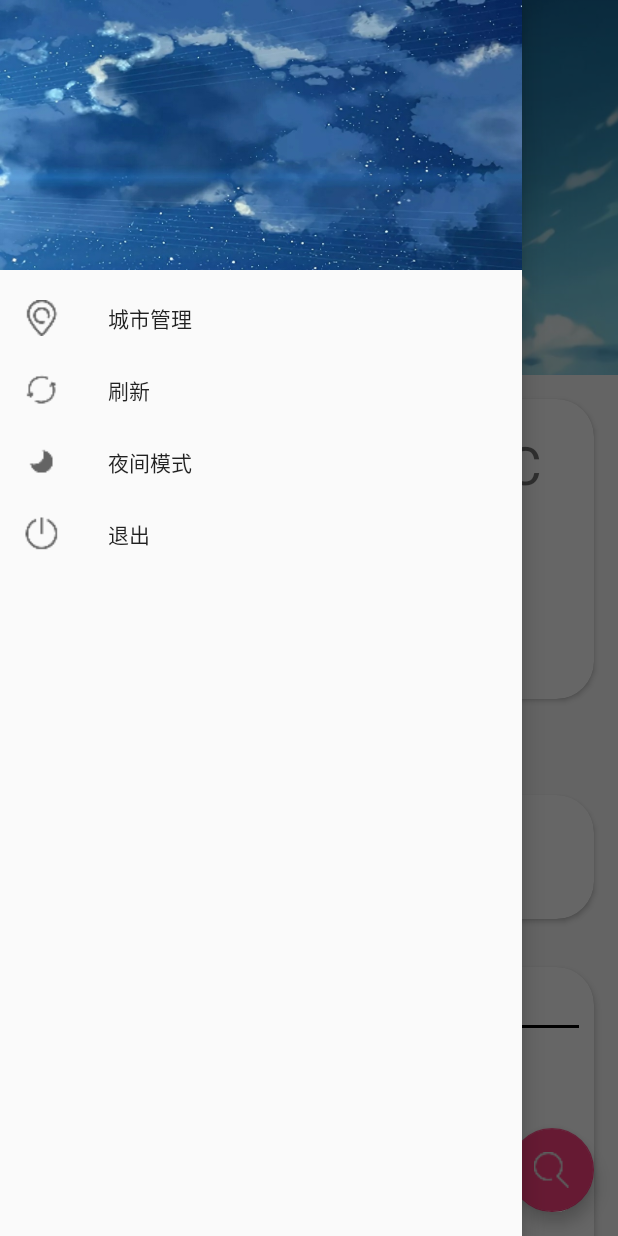
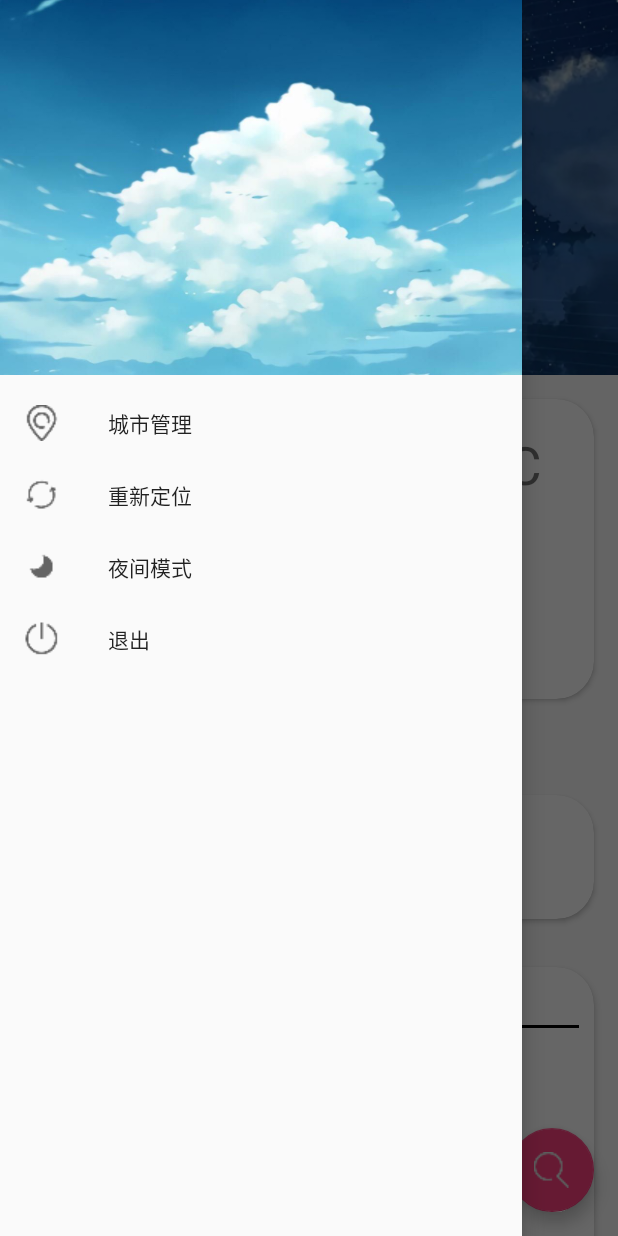
Before and after one commit to ldk123456/SpadeWeather, an Android app: the screen it shows after launch (MainActivity), with the side drawer open, on a phone screen of 412 x 824 dp. Run offline under Robolectric (Android 15) with nearby library versions, the phone set to English and light mode, and no system bars; libraries missing offline, so code that uses them is left out: com.baidu.location; 6 statements that could not run were skipped.

Commit message:
finish the function of positioning

```diff
--- a/app/src/main/AndroidManifest.xml
+++ b/app/src/main/AndroidManifest.xml
@@ -24,6 +24,9 @@
         android:roundIcon="@mipmap/ic_launcher_round"
         android:supportsRtl="true"
         android:theme="@style/AppTheme">
+        <meta-data
+            android:name="com.baidu.lbsapi.API_KEY"
+            android:value="3KvwkyQp1aDRmIemF39kqmYGDCZwgUML" />
         <activity android:name=".MainActivity">
             <intent-filter>
                 <action android:name="android.intent.action.MAIN" />
@@ -31,6 +34,9 @@
                 <category android:name="android.intent.category.LAUNCHER" />
             </intent-filter>
         </activity>
+        <service android:name="com.baidu.location.f"
+            android:enabled="true"
+            android:process=":remote"></service>
         <activity android:name=".SearchCityActivity" />
         <activity android:name=".CityManageActivity"></activity>
     </application>
--- a/app/src/main/java/com/example/a/spadeweather/MainActivity.java
+++ b/app/src/main/java/com/example/a/spadeweather/MainActivity.java
@@ -1,12 +1,17 @@
 package com.example.a.spadeweather;
 
+import android.Manifest;
 import android.content.DialogInterface;
 import android.content.Intent;
+import android.content.pm.PackageManager;
+import android.location.LocationListener;
 import android.support.annotation.NonNull;
 import android.support.design.widget.CollapsingToolbarLayout;
 import android.support.design.widget.FloatingActionButton;
 import android.support.design.widget.NavigationView;
 import android.support.design.widget.Snackbar;
+import android.support.v4.app.ActivityCompat;
+import android.support.v4.content.ContextCompat;
 import android.support.v4.view.GravityCompat;
 import android.support.v4.widget.DrawerLayout;
 import android.support.v4.widget.SwipeRefreshLayout;
@@ -17,11 +22,19 @@ import android.os.Bundle;
 import android.support.v7.widget.Toolbar;
 import android.view.MenuItem;
 import android.view.View;
+import android.widget.ProgressBar;
 import android.widget.TextView;
 import android.widget.Toast;
 
+import com.baidu.location.BDLocation;
+import com.baidu.location.BDLocationListener;
+import com.baidu.location.LocationClient;
+import com.baidu.location.LocationClientOption;
+
 import org.w3c.dom.Text;
 
+import java.util.ArrayList;
+import java.util.List;
 import java.util.PrimitiveIterator;
 
 
@@ -30,6 +43,9 @@ public class MainActivity extends AppCompatActivity {
     private DrawerLayout mDrawerLayout;
     private SwipeRefreshLayout swipeRefreshLayout;
     private long exitTime;
+    private ActionBar mActionBar;
+    public LocationClient mLocationClient;
+    private ProgressBar progressBar;
 
     @Override
     protected void onCreate(Bundle savedInstanceState) {
@@ -46,12 +62,18 @@ public class MainActivity extends AppCompatActivity {
                 refreshWeather();
             }
         });
+        mLocationClient=new LocationClient(getApplicationContext());
+        mLocationClient.registerLocationListener(new MyLocationListener());
+        progressBar=findViewById(R.id.progress_bar);
+        LocationClientOption option = new LocationClientOption();
+        option.setIsNeedAddress(true);
+        mLocationClient.setLocOption(option);
         final NavigationView navView=findViewById(R.id.nav_view);
-        final ActionBar actionBar=getSupportActionBar();
-        if (actionBar!=null){
-            actionBar.setDisplayHomeAsUpEnabled(true);
-            actionBar.setHomeAsUpIndicator(R.drawable.ic_menu);
-            actionBar.setTitle(getIntent().getStringExtra("city_name"));
+        mActionBar=getSupportActionBar();
+        if (mActionBar!=null){
+            mActionBar.setDisplayHomeAsUpEnabled(true);
+            mActionBar.setHomeAsUpIndicator(R.drawable.ic_menu);
+            mActionBar.setTitle(getIntent().getStringExtra("city_name"));
         }
         navView.setNavigationItemSelectedListener(new NavigationView.
                 OnNavigationItemSelectedListener() {
@@ -60,12 +82,11 @@ public class MainActivity extends AppCompatActivity {
                 switch (item.getItemId()){
                     case R.id.nav_city_manage:
                         Intent intent=new Intent(MainActivity.this, CityManageActivity.class);
-                        intent.putExtra("city_name", actionBar.getTitle());
+                        intent.putExtra("city_name", mActionBar.getTitle());
                         startActivity(intent);
                         break;
-                    case R.id.nav_refresh:
-                        Toast.makeText(MainActivity.this, "refresh",
-                                Toast.LENGTH_SHORT).show();
+                    case R.id.nav_relocation:
+                        checkPermissions();
                         break;
                     case R.id.nav_night_mode:
                         Toast.makeText(MainActivity.this, "night",
@@ -103,6 +124,7 @@ public class MainActivity extends AppCompatActivity {
                 startActivity(intent);
             }
         });
+        checkPermissions();
     }
     @Override
     public boolean onOptionsItemSelected(MenuItem item){
@@ -142,4 +164,59 @@ public class MainActivity extends AppCompatActivity {
             android.os.Process.killProcess(android.os.Process.myPid());
         }
     }
+    private void checkPermissions(){
+        List<String> permissionList=new ArrayList<>();
+        if (ContextCompat.checkSelfPermission(MainActivity.this,
+                Manifest.permission.ACCESS_FINE_LOCATION)!= PackageManager.PERMISSION_GRANTED){
+            permissionList.add(Manifest.permission.ACCESS_FINE_LOCATION);
+        }
+        if (ContextCompat.checkSelfPermission(MainActivity.this,
+                Manifest.permission.READ_PHONE_STATE)!= PackageManager.PERMISSION_GRANTED){
+            permissionList.add(Manifest.permission.READ_PHONE_STATE);
+        }
+        if (ContextCompat.checkSelfPermission(MainActivity.this,
+                Manifest.permission.WRITE_EXTERNAL_STORAGE)!= PackageManager.PERMISSION_GRANTED){
+            permissionList.add(Manifest.permission.WRITE_EXTERNAL_STORAGE);
+        }
+        if (!permissionList.isEmpty()){
+            String[] permissions=permissionList.toArray(new String[permissionList.size()]);
+            ActivityCompat.requestPermissions(MainActivity.this, permissions,1);
+        }else {
+            requestLocation();
+        }
+    }
+    private void requestLocation(){
+        mLocationClient.start();
+    }
+    @Override
+    public void onRequestPermissionsResult(int requestCode, String[] permissions,
+                                          int[] grantResults){
+        switch (requestCode){
+            case 1:
+                if (grantResults.length>0){
+                    for (int result:grantResults){
+                        if (result!=PackageManager.PERMISSION_GRANTED){
+                            Toast.makeText(this, "必须同意权限才能使用程序",
+                                    Toast.LENGTH_SHORT).show();
+                            finish();
+                            return;
+                        }
+                    }
+                    requestLocation();
+                }else {
+                    Toast.makeText(this, "发生未知错误",
+                            Toast.LENGTH_SHORT).show();
+                    finish();
+                }
+            default:
+        }
+    }
+    public class MyLocationListener implements BDLocationListener {
+
+        @Override
+        public void onReceiveLocation(BDLocation bdLocation) {
+            progressBar.setVisibility(View.GONE);
+            mActionBar.setTitle(bdLocation.getCity().substring(0,2));
+        }
+    }
 }
--- a/app/src/main/res/layout/activity_main.xml
+++ b/app/src/main/res/layout/activity_main.xml
@@ -38,6 +38,13 @@
             </android.support.design.widget.CollapsingToolbarLayout>
 
         </android.support.design.widget.AppBarLayout>
+
+        <ProgressBar
+            android:id="@+id/progress_bar"
+            android:layout_width="40dp"
+            android:layout_height="40dp"
+            android:layout_marginTop="230dp"
+            android:layout_gravity="center_horizontal"/>
 
         <android.support.v4.widget.SwipeRefreshLayout
             android:id="@+id/swipe_refresh_layout"
--- a/app/src/main/res/layout/nav_header.xml
+++ b/app/src/main/res/layout/nav_header.xml
@@ -2,7 +2,7 @@
 <android.support.constraint.ConstraintLayout
     xmlns:android="http://schemas.android.com/apk/res/android"
     android:layout_width="match_parent"
-    android:layout_height="180dp"
+    android:layout_height="250dp"
     android:padding="10dp"
     android:background="@mipmap/nav_header">
 
--- a/app/src/main/res/menu/nav_menu.xml
+++ b/app/src/main/res/menu/nav_menu.xml
@@ -7,9 +7,9 @@
             android:title="城市管理" />
 
         <item
-            android:id="@+id/nav_refresh"
+            android:id="@+id/nav_relocation"
             android:icon="@mipmap/ic_refresh"
-            android:title="刷新" />
+            android:title="重新定位" />
 
         <item
             android:id="@+id/nav_night_mode"
```
Also changed, not shown: app/build.gradle (+0 -7 lines), app/src/main/res/mipmap-xxhdpi/nav_header.jpg, app/src/main/res/mipmap-xxhdpi/toolbar.jpg, 6 other files.
